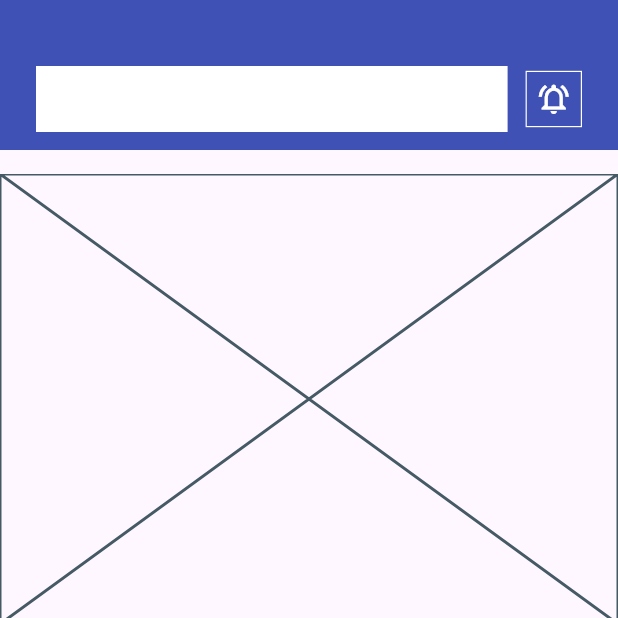
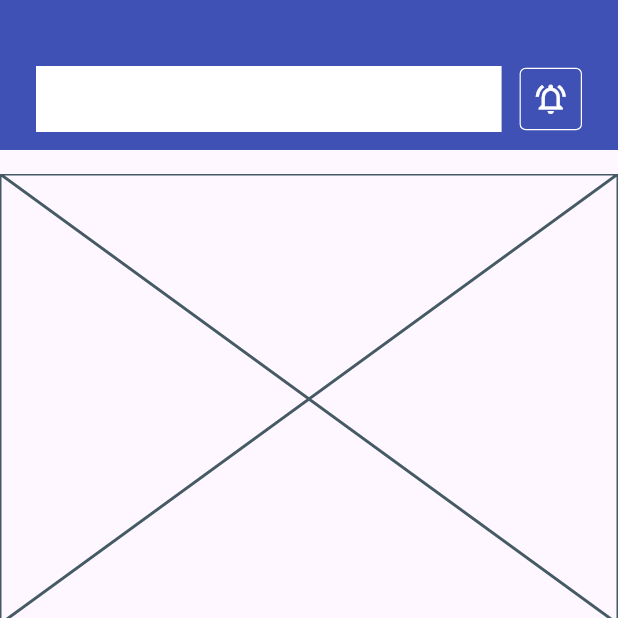
Before and after one commit to JAICHANGPARK/flutter_notebook_chapter_43, a Flutter app: the NewsFeedHomePage screen opened directly, on a phone screen of 412 x 824 dp, the top half of it. Run offline on Flutter 3.47's test engine with Material 3 defaults, Android fonts, the phone set to English and light mode, and no system bars; our stand-ins replace gap, hugeicons.

Commit message:
Update news_feed_home_page.dart

```diff
--- a/lib/ep2163_newsfeed_app/views/news_feed_home_page.dart
+++ b/lib/ep2163_newsfeed_app/views/news_feed_home_page.dart
@@ -40,10 +40,12 @@ class _NewsFeedHomePageState extends State<NewsFeedHomePage> {
                                 ),
                               ),
                               Container(
-                                padding: EdgeInsets.all(6),
+                                padding: EdgeInsets.all(8),
                                 decoration: BoxDecoration(
-                                  border: Border.all(color: Colors.white, width: .8),
-                                ),
+                                    border: Border.all(color: Colors.white, width: .8),
+                                    borderRadius: BorderRadius.circular(
+                                      4,
+                                    )),
                                 child: Icon(
                                   Icons.notifications_active_outlined,
                                   color: Colors.white,
```
